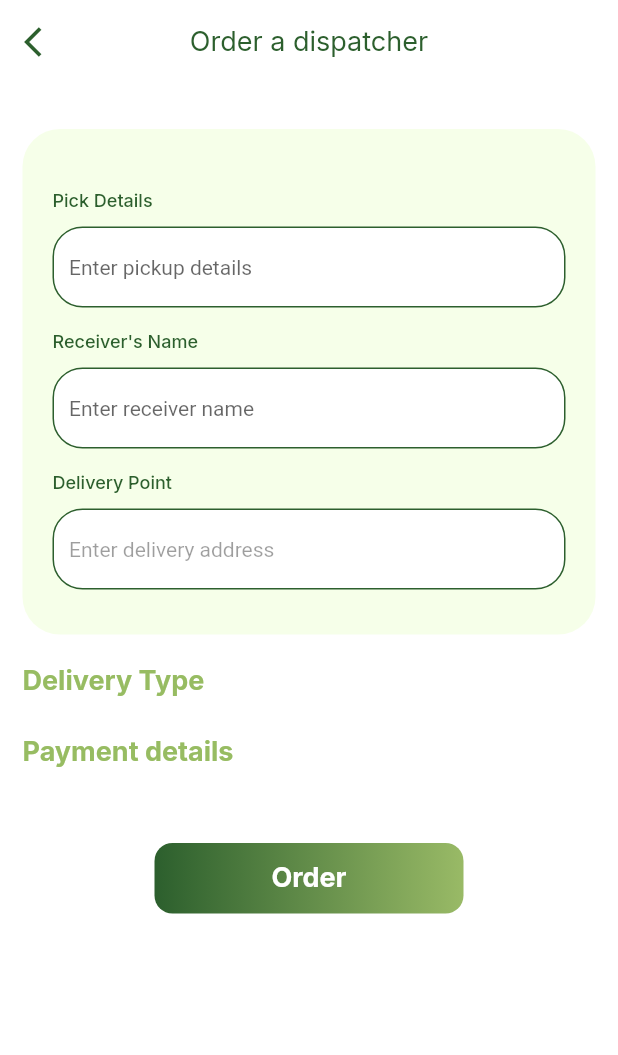
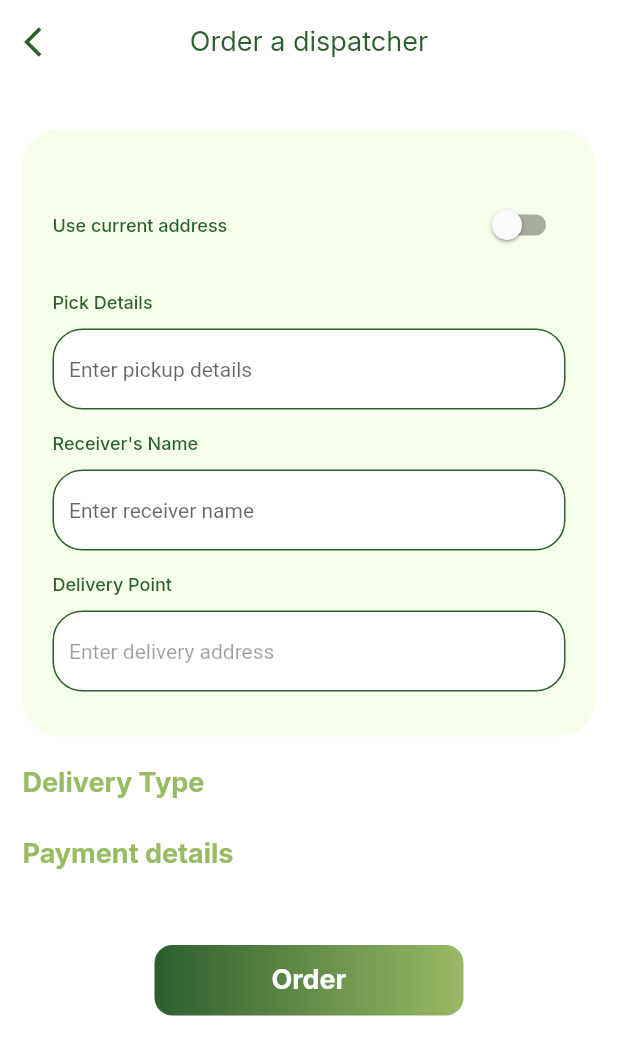
Before and after one commit to Williamtobs/find_logistics, a Flutter app: the OrderDispatch widget shown alone on an empty page, opened directly, after a tap on "Order", on a phone screen of 412 x 824 dp. Shown: the top 1055 px of the screen. Run offline on Flutter 3.47's test engine with Material 2 defaults, Android fonts, the phone set to English and light mode, and no system bars; our stand-ins replace dio, flutter_riverpod, flutter_spinkit, flutter_svg, google_fonts, google_maps_flutter and 5 more; missing offline and left inert: animated_snack_bar, flutter_google_places, flutter_polyline_points, google_api_headers, google_maps_webservice, location_geocoder and 1 more; accounts and stored records are empty; network calls fail; project files that could hold a hidden picture were left out.

Commit message:
user part of app

```diff
--- a/lib/src/screens/home/screens/order/order_dispatch.dart
+++ b/lib/src/screens/home/screens/order/order_dispatch.dart
@@ -4,7 +4,6 @@ import 'package:find_logistic/src/screens/widgets/address_search_field.dart';
 
 import 'package:find_logistic/src/screens/widgets/basescreen.dart';
 import 'package:find_logistic/src/screens/widgets/button.dart';
-import 'package:find_logistic/src/screens/widgets/inapptextfield.dart';
 import 'package:find_logistic/src/screens/widgets/shared_textfield.dart';
 import 'package:find_logistic/src/screens/widgets/snack_bars.dart';
 import 'package:find_logistic/src/utils/app_riverpod.dart';
@@ -28,6 +27,7 @@ class _OrderDispatchState extends ConsumerState<OrderDispatch> {
   final TextEditingController _receiverName = TextEditingController();
 
   bool addressValue = false;
+  List addressList = [];
 
   @override
   void initState() {
@@ -38,9 +38,15 @@ class _OrderDispatchState extends ConsumerState<OrderDispatch> {
 
   @override
   Widget build(BuildContext context) {
+    final user = ref.watch(dashboardProvider);
     final model = ref.read(pickUpProvider.notifier);
     final state = ref.watch(pickUpProvider);
     final orderState = ref.watch(orderProvider);
+
+    getAddress(address) async {
+      addressList = await model.getLatLong(address: address);
+    }
+
     // final orderModel = ref.read(orderProvider.notifier);
     return BaseScreen(
       title: 'Order a dispatcher',
@@ -54,27 +60,35 @@ class _OrderDispatchState extends ConsumerState<OrderDispatch> {
               child: Column(
                   crossAxisAlignment: CrossAxisAlignment.start,
                   children: [
-                    //const SizedBox(height: 20),
-                    // Row(
-                    //   children: [
-                    //     Text(
-                    //       'Use current address',
-                    //       style: GoogleFonts.inter(
-                    //         fontWeight: FontWeight.w500,
-                    //         fontSize: 12,
-                    //         color: primaryColor,
-                    //       ),
-                    //     ),
-                    //     const Spacer(),
-                    //     Switch(
-                    //         value: addressValue,
-                    //         onChanged: (value) {
-                    //           setState(() {
-                    //             addressValue = value;
-                    //           });
-                    //         })
-                    //   ],
-                    // ),
+                    const SizedBox(height: 20),
+                    Row(
+                      children: [
+                        Text(
+                          'Use current address',
+                          style: GoogleFonts.inter(
+                            fontWeight: FontWeight.w500,
+                            fontSize: 12,
+                            color: primaryColor,
+                          ),
+                        ),
+                        const Spacer(),
+                        Switch(
+                            value: addressValue,
+                            activeTrackColor: Colors.lightGreenAccent,
+                            activeColor: primaryColor,
+                            onChanged: (value) {
+                              setState(() {
+                                addressValue = value;
+                                if (addressValue) {
+                                  _deliveryAddress.text = user.user.address;
+                                  getAddress(user.user.address);
+                                } else {
+                                  _deliveryAddress.text = '';
+                                }
+                              });
+                            })
+                      ],
+                    ),
                     const SizedBox(height: 20),
                     Text('Pick Details',
                         style: GoogleFonts.inter(
@@ -278,10 +292,14 @@ class _OrderDispatchState extends ConsumerState<OrderDispatch> {
                           "payment_method_id": paymentMethod,
                           "delivery_type_id": dispatchDay,
                           "receiver_name": _receiverName.text,
-                          "order_to_lat": model
-                              .placesDetailsResponse!.geometry!.location.lat,
-                          "order_to_long": model
-                              .placesDetailsResponse!.geometry!.location.lng,
+                          "order_to_lat": addressValue == false
+                              ? model
+                                  .placesDetailsResponse!.geometry!.location.lat
+                              : addressList[0],
+                          "order_to_long": addressValue == false
+                              ? model
+                                  .placesDetailsResponse!.geometry!.location.lng
+                              : addressList[1],
                         });
                   } else {
                     BottomSnack.errorSnackBar(
--- a/lib/src/screens/home/screens/order/pick_up_viewmodel.dart
+++ b/lib/src/screens/home/screens/order/pick_up_viewmodel.dart
@@ -47,6 +47,13 @@ class PickUpViewModel extends StateNotifier<PickUpState> {
       width: 8,
     );
     polylines[id] = polyline;
+  }
+
+  Future<List<double>> getLatLong({required String address}) async {
+    final location = await geocoder.findAddressesFromQuery(address);
+    var lat = location.first.coordinates.latitude;
+    var long = location.first.coordinates.longitude;
+    return [lat!, long!];
   }
 
   getDeliveryLatLong(
--- a/lib/src/screens/home/screens/settings/setting.dart
+++ b/lib/src/screens/home/screens/settings/setting.dart
@@ -19,6 +19,7 @@ class _SettingState extends ConsumerState<Setting> {
 
   @override
   Widget build(BuildContext context) {
+    final user = ref.watch(dashboardProvider);
     return BaseScreen(
       title: 'Settings',
       child: Padding(
@@ -90,7 +91,8 @@ class _SettingState extends ConsumerState<Setting> {
                     title: 'Terms and Conditions',
                   ),
                   const SizedBox(height: 20),
-                  Container(
+                  user.user.userType == 'driver'
+                      ? Container(
                           width: MediaQuery.of(context).size.width,
                           height: 56,
                           color: whiteColor,
@@ -118,7 +120,6 @@ class _SettingState extends ConsumerState<Setting> {
                                 onChanged: (value) {
                                   setState(() {
                                     isSwitched = value;
-                              print(isSwitched);
                                   });
                                 },
                                 activeTrackColor: Colors.lightGreenAccent,
@@ -127,6 +128,7 @@ class _SettingState extends ConsumerState<Setting> {
                             ],
                           ),
                         )
+                      : const SizedBox.shrink(),
                 ],
               ),
             ),
```
Lines whose indentation alone changed are shown as unchanged.
